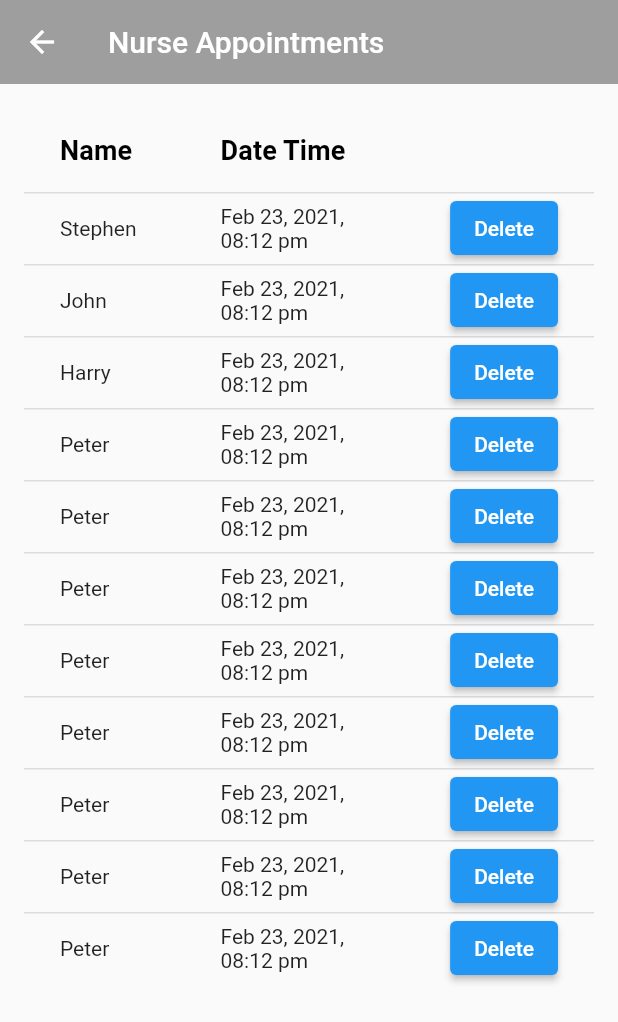
After one commit to thezeeshanasghar/fe-bm, a Flutter app: the screen it shows after launch, in the side drawer, after a tap on "Nurse Appointment", on a phone screen of 412 x 824 dp. The commit adds this screen. Shown: the top 1022 px of the screen. Run offline on Flutter 3.47's test engine with Material 2 defaults, Android fonts, the phone set to English and light mode, and no system bars; our stand-ins replace dropdown_formfield, image_picker.

Commit message:
nurse list update

```diff
--- a/lib/Pages/Home.dart
+++ b/lib/Pages/Home.dart
@@ -18,7 +18,7 @@ class HomeDrawer extends StatelessWidget {
     return Scaffold(
       backgroundColor: Colors.grey[100],
       appBar: AppBar(
-        title: Text('Hi Doctor,'),
+        title: Text('Hi Admin,'),
         backgroundColor: Colors.grey,
       ),
       drawer: Drawer(
@@ -61,6 +61,14 @@ class HomeDrawer extends StatelessWidget {
                 Navigator.pushNamed(context, '/AddProcedures');
               },
             ),
+            ListTile(
+              leading: Icon(Icons.timer),
+              title: Text('Nurse Appointment'),
+              onTap: () {
+                Navigator.pop(context);
+                Navigator.pushNamed(context, '/NurseAppointment');
+              },
+            ),
           ],
         ),
       ),
--- /dev/null
+++ b/lib/Pages/NurseAppointment.dart
@@ -0,0 +1,148 @@
+import 'package:flutter/material.dart';
+
+class NurseAppointment extends StatefulWidget {
+  @override
+  _NurseAppointmentState createState() => _NurseAppointmentState();
+}
+
+class _NurseAppointmentState extends State<NurseAppointment> {
+  @override
+  Widget build(BuildContext context) {
+    return Scaffold(
+      backgroundColor: Colors.grey[100],
+      appBar: AppBar(
+        title: Text("Nurse Appointments"),
+        centerTitle: false,
+        backgroundColor: Colors.grey,
+        elevation: 0.0,
+      ),
+      body: AppointmentsList(),
+    );
+  }
+}
+
+class AppointmentsList extends StatefulWidget {
+  @override
+  _AppointmentsListState createState() => _AppointmentsListState();
+}
+
+class _AppointmentsListState extends State<AppointmentsList> {
+  @override
+  Widget build(BuildContext context) {
+    return Scaffold(
+      body: Padding(
+        padding: const EdgeInsets.all(16.0),
+        child: ListView(
+          children: <Widget>[
+            DataTable(
+              columns: [
+                DataColumn(
+                    label: Text('Name',
+                        style: TextStyle(
+                            fontSize: 18, fontWeight: FontWeight.bold))),
+                DataColumn(
+                    label: Text('Date Time',
+                        style: TextStyle(
+                            fontSize: 18, fontWeight: FontWeight.bold))),
+                DataColumn(
+                    label: Text('',
+                        style: TextStyle(
+                            fontSize: 18, fontWeight: FontWeight.bold))),
+              ],
+              rows: [
+                DataRow(cells: [
+                  DataCell(Text('Stephen')),
+                  DataCell(Text('Feb 23, 2021, 08:12 pm')),
+                  DataCell(ElevatedButton(
+                    onPressed: () {},
+                    child: Text("Delete"),
+                  ))
+                ]),
+                DataRow(cells: [
+                  DataCell(Text('John')),
+                  DataCell(Text('Feb 23, 2021, 08:12 pm')),
+                  DataCell(ElevatedButton(
+                    onPressed: () {},
+                    child: Text("Delete"),
+                  ))
+                ]),
+                DataRow(cells: [
+                  DataCell(Text('Harry')),
+                  DataCell(Text('Feb 23, 2021, 08:12 pm')),
+                  DataCell(ElevatedButton(
+                    onPressed: () {  },
+                    child: Text("Delete"),
+                  ))
+                ]),
+                DataRow(cells: [
+                  DataCell(Text('Peter')),
+                  DataCell(Text('Feb 23, 2021, 08:12 pm')),
+                  DataCell(ElevatedButton(
+                    onPressed: () {  },
+                    child: Text("Delete"),
+                  ))
+                ]),
+                DataRow(cells: [
+                  DataCell(Text('Peter')),
+                  DataCell(Text('Feb 23, 2021, 08:12 pm')),
+                  DataCell(ElevatedButton(
+                    onPressed: () {  },
+                    child: Text("Delete"),
+                  ))
+                ]),
+                DataRow(cells: [
+                  DataCell(Text('Peter')),
+                  DataCell(Text('Feb 23, 2021, 08:12 pm')),
+                  DataCell(ElevatedButton(
+                    onPressed: () {  },
+                    child: Text("Delete"),
+                  ))
+                ]),
+                DataRow(cells: [
+                  DataCell(Text('Peter')),
+                  DataCell(Text('Feb 23, 2021, 08:12 pm')),
+                  DataCell(ElevatedButton(
+                    onPressed: () {  },
+                    child: Text("Delete"),
+                  ))
+                ]),
+                DataRow(cells: [
+                  DataCell(Text('Peter')),
+                  DataCell(Text('Feb 23, 2021, 08:12 pm')),
+                  DataCell(ElevatedButton(
+                    onPressed: () {  },
+                    child: Text("Delete"),
+                  ))
+                ]),
+                DataRow(cells: [
+                  DataCell(Text('Peter')),
+                  DataCell(Text('Feb 23, 2021, 08:12 pm')),
+                  DataCell(ElevatedButton(
+                    onPressed: () {  },
+                    child: Text("Delete"),
+                  ))
+                ]),
+                DataRow(cells: [
+                  DataCell(Text('Peter')),
+                  DataCell(Text('Feb 23, 2021, 08:12 pm')),
+                  DataCell(ElevatedButton(
+                    onPressed: () {  },
+                    child: Text("Delete"),
+                  ))
+                ]),
+                DataRow(cells: [
+                  DataCell(Text('Peter')),
+                  DataCell(Text('Feb 23, 2021, 08:12 pm')),
+                  DataCell(ElevatedButton(
+                    onPressed: () {  },
+                    child: Text("Delete"),
+                  ))
+                ]),
+              ],
+            ),
+          ],
+        ),
+      ),
+    );
+  }
+}
--- a/lib/main.dart
+++ b/lib/main.dart
@@ -3,6 +3,7 @@ import 'package:baby_doctor/Pages/AddDoctor.dart';
 import 'package:baby_doctor/Pages/AddNurse.dart';
 import 'package:baby_doctor/Pages/AddProcedures.dart';
 import 'package:baby_doctor/Pages/Home.dart';
+import 'package:baby_doctor/Pages/NurseAppointment.dart';
 import 'package:flutter/material.dart';
 
 void main() {
@@ -12,6 +13,7 @@ void main() {
       '/AddDoctor': (context) => AddDoctor(),
       '/AddNurse': (context) => AddNurse(),
       '/AddProcedures': (context) => AddProcedures(),
+      '/NurseAppointment': (context)=> NurseAppointment(),
       '/': (context) => Home(),
     },
   ));
```
